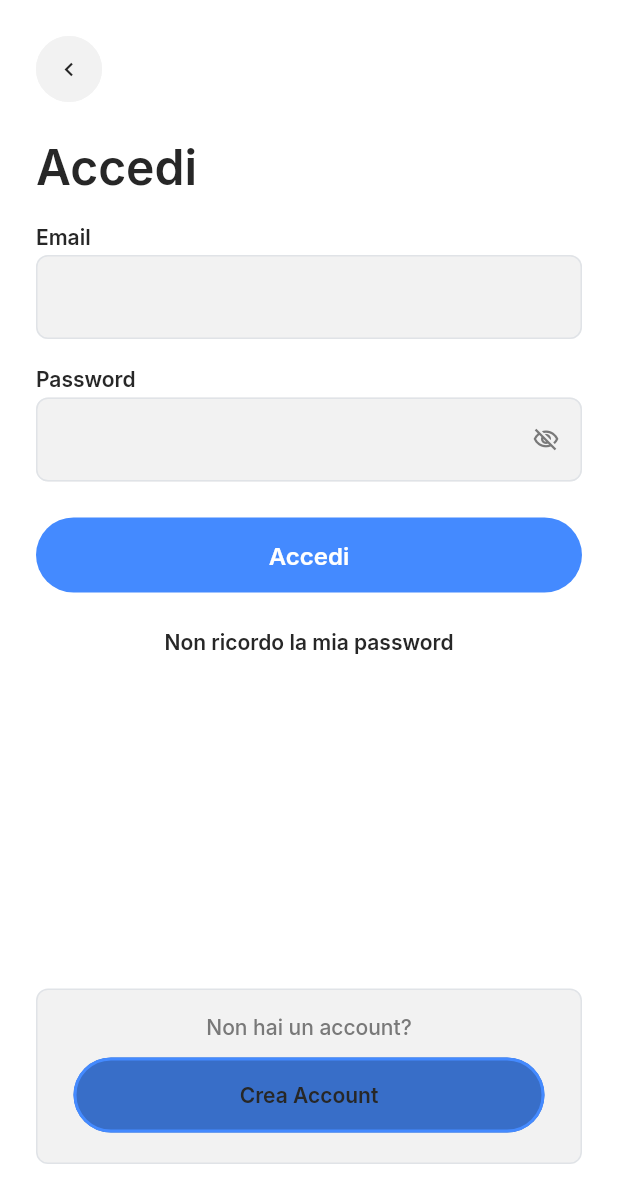
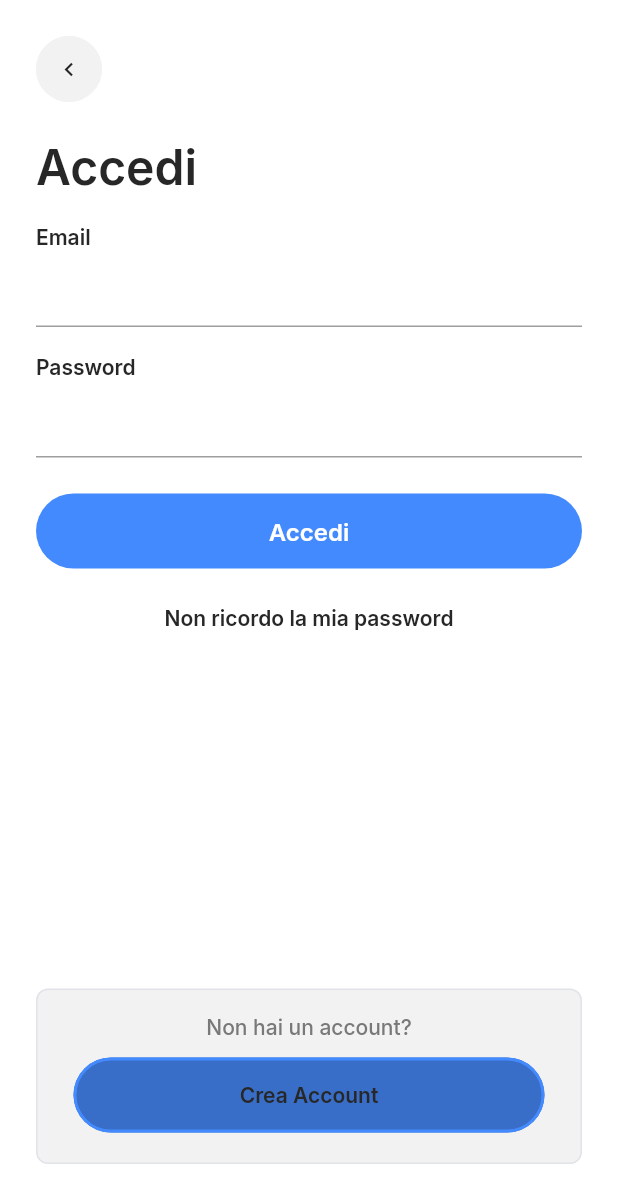
Before and after one commit to pyronaid/tournamentManager_app, a Flutter app: the SignInWidget screen opened by its route, on a phone screen of 412 x 824 dp. Shown: the top 1203 px of the screen. Run offline on Flutter 3.47's test engine with Material 3 defaults, Android fonts, the phone set to English and light mode, and no system bars; drawn by our look-alikes of auto_size_text; our stand-ins replace cloud_firestore, easy_debounce, firebase_analytics, firebase_auth, firebase_core, flutter_animate and 17 more; missing offline and left inert: dart:ffi, json_path; accounts and stored records are empty.

Commit message:
Update sign_in_widget.dart

```diff
--- a/lib/pages/onboarding/sign_in/sign_in_widget.dart
+++ b/lib/pages/onboarding/sign_in/sign_in_widget.dart
@@ -143,47 +143,7 @@ class _SignInWidgetState extends State<SignInWidget> {
                                     autofillHints: const [AutofillHints.email],
                                     textInputAction: TextInputAction.next,
                                     obscureText: false,
-                                    decoration: InputDecoration(
-                                      enabledBorder: OutlineInputBorder(
-                                        borderSide: BorderSide(
-                                          color: CustomFlowTheme
-                                              .of(context)
-                                              .alternate,
-                                          width: 1,
-                                        ),
-                                        borderRadius: BorderRadius.circular(8),
-                                      ),
-                                      focusedBorder: OutlineInputBorder(
-                                        borderSide: BorderSide(
-                                          color: CustomFlowTheme
-                                              .of(context)
-                                              .primary,
-                                          width: 1,
-                                        ),
-                                        borderRadius: BorderRadius.circular(8),
-                                      ),
-                                      errorBorder: OutlineInputBorder(
-                                        borderSide: BorderSide(
-                                          color: CustomFlowTheme
-                                              .of(context)
-                                              .error,
-                                          width: 1,
-                                        ),
-                                        borderRadius: BorderRadius.circular(8),
-                                      ),
-                                      focusedErrorBorder: OutlineInputBorder(
-                                        borderSide: BorderSide(
-                                          color: CustomFlowTheme
-                                              .of(context)
-                                              .error,
-                                          width: 1,
-                                        ),
-                                        borderRadius: BorderRadius.circular(8),
-                                      ),
-                                      filled: true,
-                                      fillColor: CustomFlowTheme.of(context).secondaryBackground,
-                                      errorMaxLines: 2,
-                                    ),
+                                    decoration: standardInputDecoration(context),
                                     style: CustomFlowTheme.of(context)
                                       .bodyMedium
                                       .override(
@@ -229,45 +189,8 @@ class _SignInWidgetState extends State<SignInWidget> {
                                     autofillHints: const [AutofillHints.password],
                                     textInputAction: TextInputAction.done,
                                     obscureText: !_model.passwordVisibility,
-                                    decoration: InputDecoration(
-                                      enabledBorder: OutlineInputBorder(
-                                        borderSide: BorderSide(
-                                          color: CustomFlowTheme
-                                              .of(context)
-                                              .alternate,
-                                          width: 1,
-                                        ),
-                                        borderRadius: BorderRadius.circular(8),
-                                      ),
-                                      focusedBorder: OutlineInputBorder(
-                                        borderSide: BorderSide(
-                                          color: CustomFlowTheme
-                                              .of(context)
-                                              .primary,
-                                          width: 1,
-                                        ),
-                                        borderRadius: BorderRadius.circular(8),
-                                      ),
-                                      errorBorder: OutlineInputBorder(
-                                        borderSide: BorderSide(
-                                          color: CustomFlowTheme
-                                              .of(context)
-                                              .error,
-                                          width: 1,
-                                        ),
-                                        borderRadius: BorderRadius.circular(8),
-                                      ),
-                                      focusedErrorBorder: OutlineInputBorder(
-                                        borderSide: BorderSide(
-                                          color: CustomFlowTheme
-                                              .of(context)
-                                              .error,
-                                          width: 1,
-                                        ),
-                                        borderRadius: BorderRadius.circular(8),
-                                      ),
-                                      filled: true,
-                                      fillColor: CustomFlowTheme.of(context).secondaryBackground,
+                                    decoration: standardInputDecoration(
+                                      context,
                                       suffixIcon: InkWell(
                                         onTap: () => setState(
                                           () => _model.passwordVisibility =
@@ -283,7 +206,6 @@ class _SignInWidgetState extends State<SignInWidget> {
                                           size: 18,
                                         ),
                                       ),
-                                      errorMaxLines: 2,
                                     ),
                                     style: CustomFlowTheme.of(context)
                                       .bodyMedium
```
